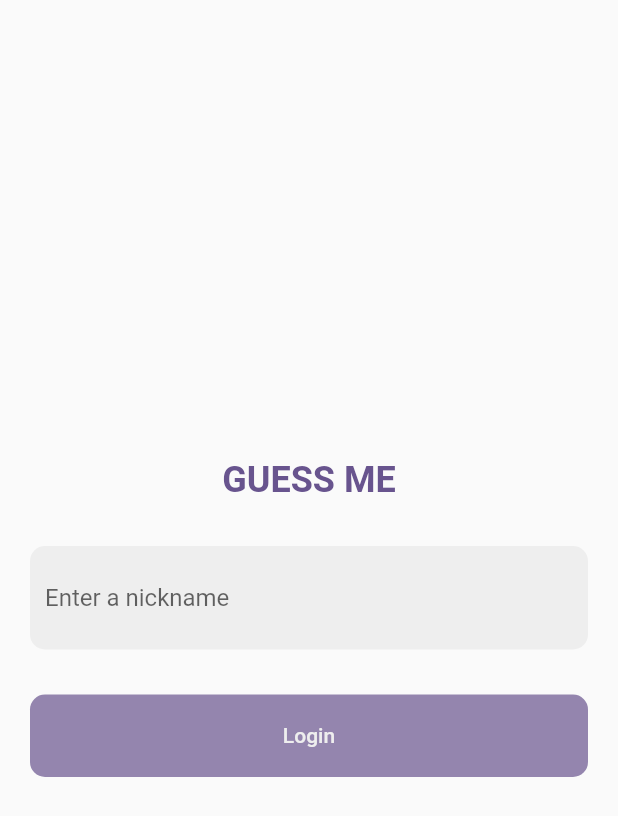
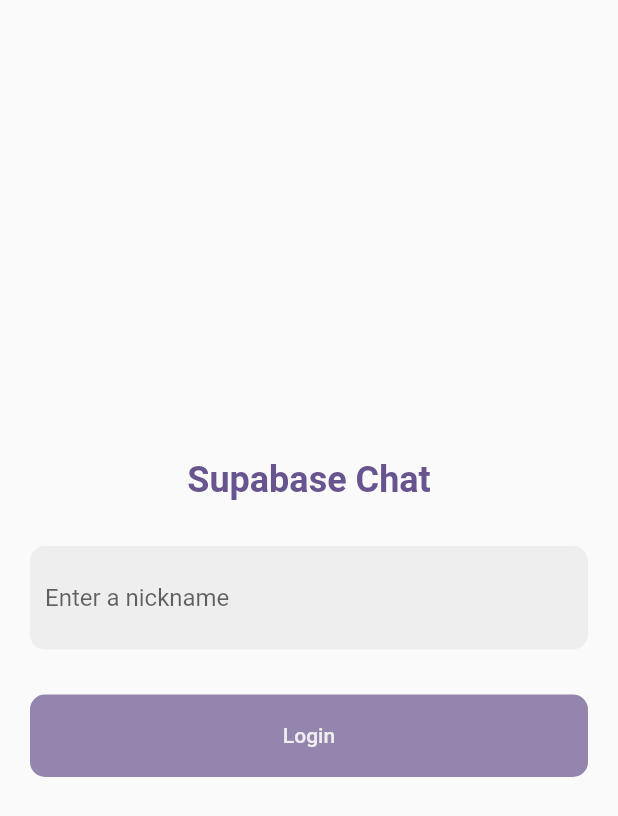
Before and after one commit to timilehinjegede/supabase.chat, a Flutter app: the screen it shows after launch, on a phone screen of 412 x 824 dp. Shown: the top 816 px of the screen. Run offline on Flutter 3.47's test engine with Material 3 defaults, Android fonts, the phone set to English and light mode, and no system bars; our stand-ins replace flutter_hooks, hooks_riverpod, image_picker, supabase_flutter; accounts and stored records are empty.

Commit message:
chore: changed name.

```diff
--- a/lib/views/auth_wrapper_view.dart
+++ b/lib/views/auth_wrapper_view.dart
@@ -24,7 +24,7 @@
             mainAxisAlignment: MainAxisAlignment.center,
             children: [
               Text(
-                'GUESS ME',
+                'Supabase Chat',
                 style: TextStyle(fontSize: 24, fontWeight: FontWeight.bold, color: Theme.of(context).colorScheme.primary),
               ),
 
```
